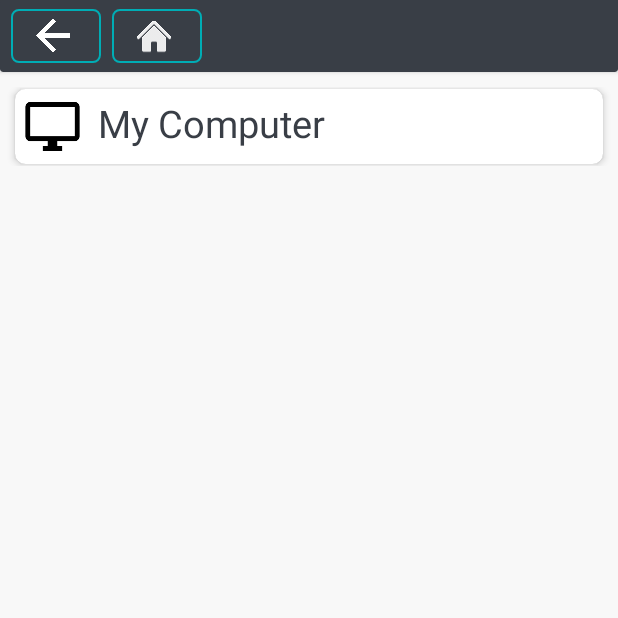
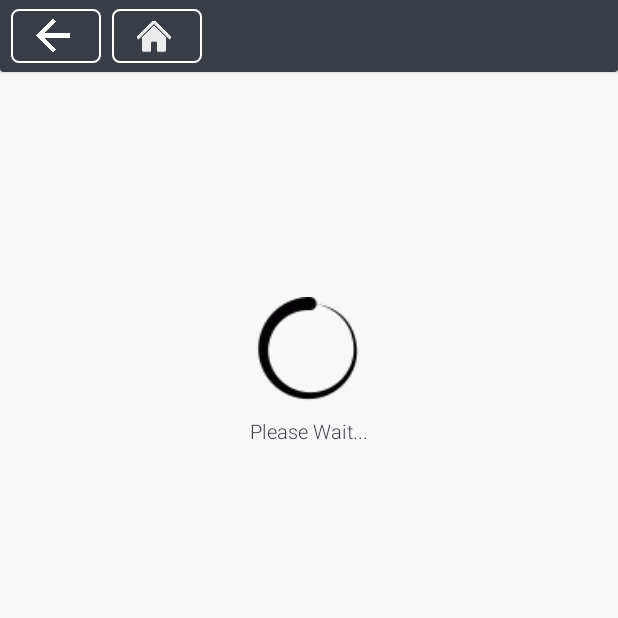
Before and after one commit to xremote/remotex-android, an Android app: the ExplorerActivity screen opened directly, with no data from a screen before it, after a tap on "My Computer", on a phone screen of 412 x 824 dp, the top half of it. Run offline under Robolectric (Android 15) with nearby library versions, the phone set to English and light mode, and no system bars; 2 statements that could not run were skipped.

Commit message:
added loading screen, and new approach for download issue

```diff
--- a/app/src/main/java/com/fiction/remotex/ExplorerActivity.java
+++ b/app/src/main/java/com/fiction/remotex/ExplorerActivity.java
@@ -89,6 +89,8 @@ public class ExplorerActivity extends Activity
             }
         });
 
+        RelativeLayout loading_layout = (RelativeLayout) findViewById(R.id.loading_layout);
+
         pd = new ProgressDialog(ExplorerActivity.this);
         pd.setTitle("Please Wait...");
         pd.setMessage("Downloading to Storage/Download/Remote Devices/");
@@ -101,6 +103,36 @@ public class ExplorerActivity extends Activity
             public void onClick(DialogInterface dialog, int which) {
                 Log.e(this.getClass().toString(),"Close");
                 objectservice.downloadingfile=false;
+
+                if(objectservice.percentdownloaded<100){
+
+                    showloadingscreen();
+
+                    final Thread t = new Thread() {
+                        @Override
+                        public void run() {
+                            try {
+                                android.os.SystemClock.sleep(100);
+                                while(objectservice.cleaning_stream){};
+
+                                runOnUiThread(new Runnable() {
+                                    public void run() {
+                                        hideloadingscreen();
+                                    }
+                                });
+                            }
+
+                            catch (Exception e) {
+                                Log.i(TAG,"; " + e);
+                            }
+                            //pause--;
+                        }
+
+                    };
+
+                    t.start();
+                }
+
 
             }
         });
@@ -196,10 +228,16 @@ public class ExplorerActivity extends Activity
                 new AdapterView.OnItemClickListener() {
                     @Override
                     public void onItemClick(AdapterView<?> adapterView, View view, int i, long l) {
+
+
+                        RelativeLayout loading_layout = (RelativeLayout) findViewById(R.id.loading_layout);
+                        if (loading_layout.getVisibility() == RelativeLayout.VISIBLE){
+                            return;
+                        }
+
                  String value = (String) listView.getItemAtPosition(i);
 
                         if (parts[i].charAt(0) == '1') {
-
                             path += value + "\\";
                             send(path, i);
                         } else if (parts[i].charAt(0) == '0') {
@@ -231,7 +269,6 @@ public class ExplorerActivity extends Activity
         if(path=="" || path==null || (path.indexOf('\\')==-1))
             reset();
         else{
-
             String temp = path.substring(0,path.lastIndexOf('\\'));
             // Log.i(TAG,"1st "+temp);
             String temp2 = temp.substring(0,temp.lastIndexOf('\\')+1);
@@ -250,9 +287,9 @@ public class ExplorerActivity extends Activity
 
     @Override
     protected void onResume() {
-
         Intent i = new Intent(this,SocketService.class);
         bindService(i, serviceConnection, Context.BIND_AUTO_CREATE);
+        hideloadingscreen();
         super.onResume();
     }
 
@@ -270,8 +307,20 @@ public class ExplorerActivity extends Activity
     }
 
 
+    public void showloadingscreen(){
+        RelativeLayout loading_layout = (RelativeLayout) findViewById(R.id.loading_layout);
+        loading_layout.setVisibility(RelativeLayout.VISIBLE);
+    }
+
+
+    public void hideloadingscreen(){
+        RelativeLayout loading_layout = (RelativeLayout) findViewById(R.id.loading_layout);
+        loading_layout.setVisibility(RelativeLayout.GONE);
+    }
+
     public void send(String v,int p) {
 
+        showloadingscreen();
         if(p==-1){
             objectservice.sendMessage("&0" + v);
         }
@@ -290,6 +339,7 @@ public class ExplorerActivity extends Activity
 
                         runOnUiThread(new Runnable() {
                             public void run() {
+                                hideloadingscreen();
                                 listview(updatelist);
                                 Log.i(TAG,"Exception list1: ");
                             }
--- a/app/src/main/res/layout/activity_explorer.xml
+++ b/app/src/main/res/layout/activity_explorer.xml
@@ -50,7 +50,7 @@
                 android:textColor="@color/colorWhite"
                 app:cornerRadius="5dp"
                 app:iconTint="@color/colorWhite"
-                app:strokeColor="@color/colorAccent"
+                app:strokeColor="@color/colorWhite"
                 app:iconGravity="textStart"
                 app:iconSize="25dp"
                 android:layout_marginLeft="7dp"
@@ -66,7 +66,7 @@
                 android:textColor="@color/colorWhite"
                 app:cornerRadius="5dp"
                 app:iconTint="@color/colorWhite"
-                app:strokeColor="@color/colorAccent"
+                app:strokeColor="@color/colorWhite"
                 app:iconGravity="textStart"
                 app:iconSize="25dp"
                 />
@@ -94,6 +94,7 @@
         android:layout_below="@+id/card_view_h"
         android:layout_alignParentLeft="true"
         android:layout_alignParentStart="true" />
+
 
 
     <RelativeLayout
@@ -124,4 +125,43 @@
 
     </RelativeLayout>
 
+
+
+    <!--loading spinner-->
+
+    <RelativeLayout
+        android:layout_width="match_parent"
+        android:layout_height="match_parent"
+        android:layout_below="@id/card_view_h"
+        android:id="@+id/loading_layout"
+        android:background="@color/colorText"
+        >
+
+        <TextView
+            android:layout_width="match_parent"
+            android:layout_height="match_parent" />
+
+        <pl.droidsonroids.gif.GifImageView
+            android:layout_width="match_parent"
+            android:layout_height="70dp"
+            android:src="@drawable/spinner"
+            android:layout_marginTop="150dp"
+            android:id="@+id/loading_image" />
+
+        <TextView
+            android:id="@+id/ErrorText"
+            android:layout_width="wrap_content"
+            android:layout_height="wrap_content"
+            android:layout_marginTop="10dp"
+            android:layout_below="@id/loading_image"
+            android:textSize="@dimen/text_size"
+            android:fontFamily="sans-serif-light"
+            android:textColor="@color/colorPrimary"
+            android:layout_centerHorizontal="true"
+            android:layout_marginHorizontal="50dp"
+            android:text="Please Wait..." />
+
+    </RelativeLayout>
+
+
 </RelativeLayout>
```
Also changed, not shown: app/src/main/java/com/fiction/remotex/SocketService.java (+8 -3 lines), app/src/main/res/drawable/spinner.gif (added).
